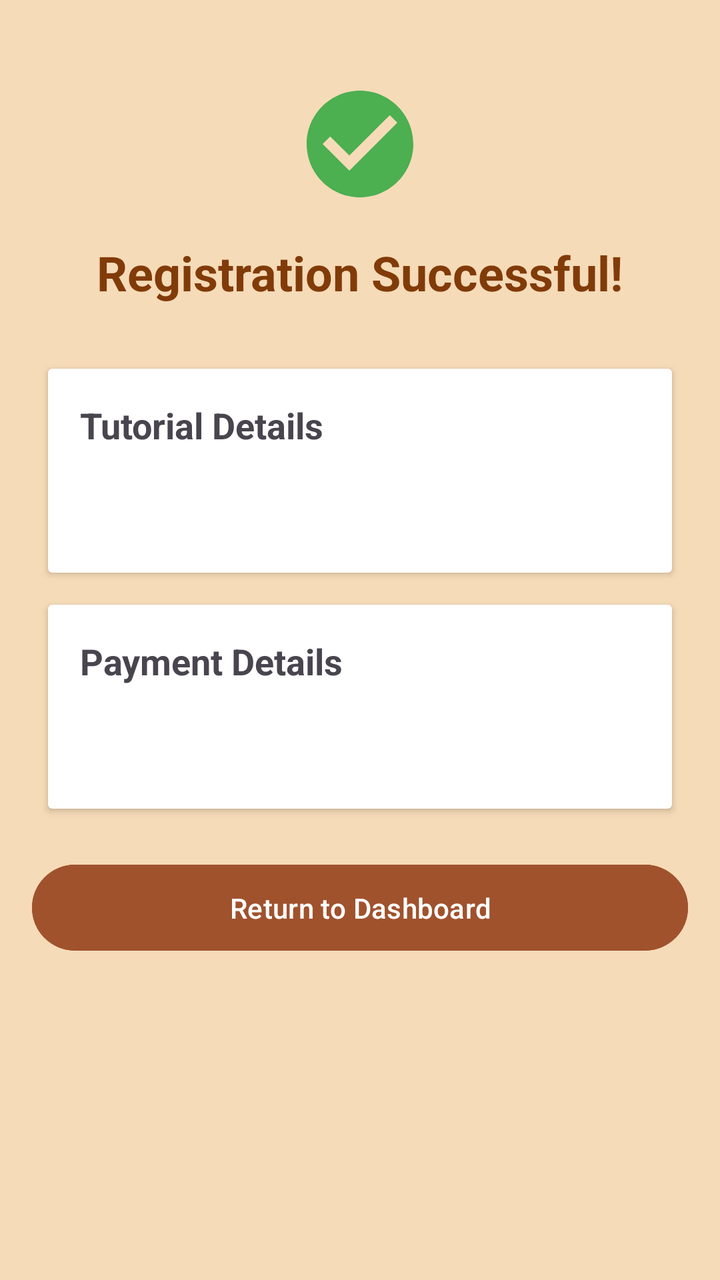
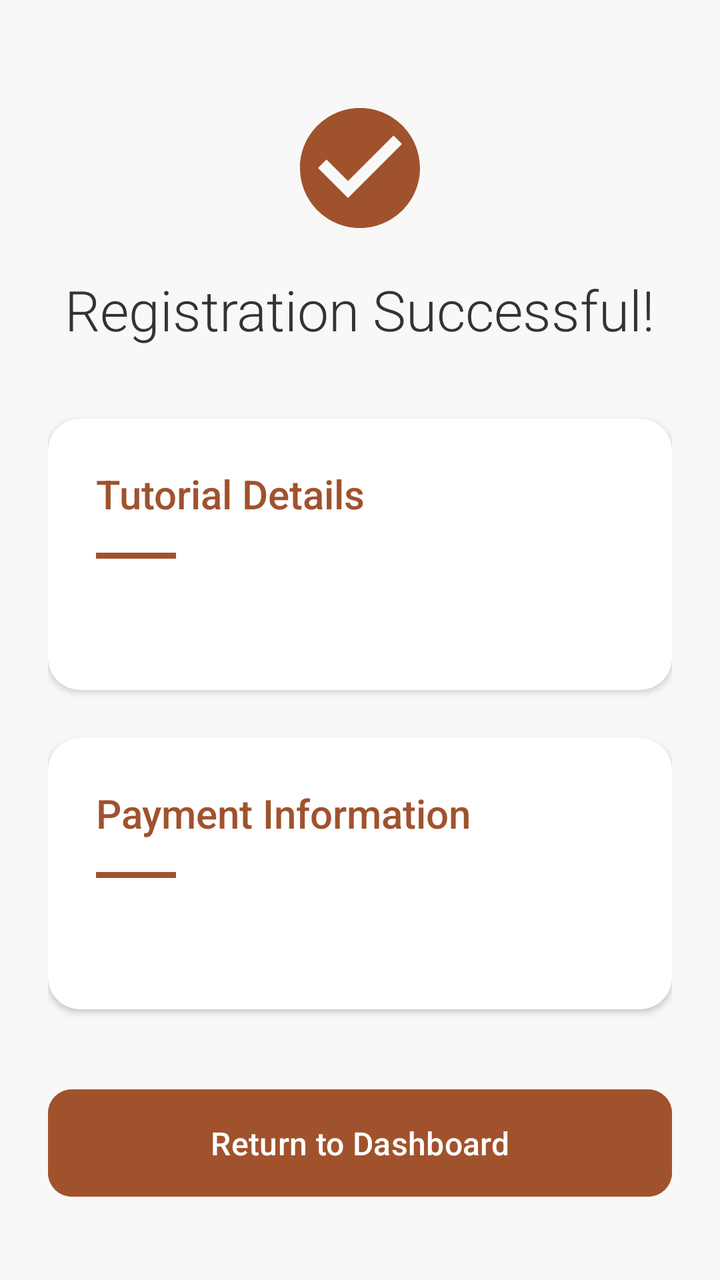

An Android layout rendered at two revisions. The XML below is the earlier revision; the diff shows what the commit changed to produce the second picture.
<!-- AndroidManifest.xml: application theme Theme.Csci3130Group1 -->
<!-- res/layout/activity_registration_confirmation.xml -->
<?xml version="1.0" encoding="utf-8"?>
<ScrollView xmlns:android="http://schemas.android.com/apk/res/android"
    android:layout_width="match_parent"
    android:layout_height="match_parent"
    android:background="#F6DBB8"
    android:fillViewport="true">

    <LinearLayout
        android:layout_width="match_parent"
        android:layout_height="wrap_content"
        android:orientation="vertical"
        android:padding="16dp"
        android:gravity="center_horizontal">

        <ImageView
            android:layout_width="64dp"
            android:layout_height="64dp"
            android:src="@drawable/ic_check_circle"
            android:tint="#4CAF50"
            android:layout_marginTop="24dp"
            android:contentDescription="Success Icon" />

        <TextView
            android:id="@+id/confirmation_text"
            android:layout_width="wrap_content"
            android:layout_height="wrap_content"
            android:text="Registration Successful!"
            android:textSize="24sp"
            android:textStyle="bold"
            android:textColor="#813B09"
            android:layout_marginTop="16dp"
            android:layout_marginBottom="24dp" />

        <androidx.cardview.widget.CardView
            android:layout_width="match_parent"
            android:layout_height="wrap_content"
            android:layout_margin="8dp"
            android:elevation="4dp">

            <LinearLayout
                android:layout_width="match_parent"
                android:layout_height="wrap_content"
                android:orientation="vertical"
                android:padding="16dp">

                <TextView
                    android:layout_width="match_parent"
                    android:layout_height="wrap_content"
                    android:text="Tutorial Details"
                    android:textSize="18sp"
                    android:textStyle="bold"
                    android:layout_marginBottom="8dp" />

                <TextView
                    android:id="@+id/tutorial_details_text"
                    android:layout_width="match_parent"
                    android:layout_height="wrap_content"
                    android:textSize="16sp"
                    android:layout_marginBottom="16dp" />
            </LinearLayout>
        </androidx.cardview.widget.CardView>

        <androidx.cardview.widget.CardView
            android:layout_width="match_parent"
            android:layout_height="wrap_content"
            android:layout_margin="8dp"
            android:elevation="4dp">

            <LinearLayout
                android:layout_width="match_parent"
                android:layout_height="wrap_content"
                android:orientation="vertical"
                android:padding="16dp">

                <TextView
                    android:layout_width="match_parent"
                    android:layout_height="wrap_content"
                    android:text="Payment Details"
                    android:textSize="18sp"
                    android:textStyle="bold"
                    android:layout_marginBottom="8dp" />

                <TextView
                    android:id="@+id/payment_details_text"
                    android:layout_width="match_parent"
                    android:layout_height="wrap_content"
                    android:textSize="16sp"
                    android:layout_marginBottom="16dp" />
            </LinearLayout>
        </androidx.cardview.widget.CardView>

        <Button
            android:id="@+id/done_button"
            android:layout_width="match_parent"
            android:layout_height="wrap_content"
            android:text="Return to Dashboard"
            android:backgroundTint="#A0522D"
            android:padding="12dp"
            android:layout_marginTop="16dp" />

    </LinearLayout>
</ScrollView>
<!-- resources referenced by this layout -->
<resources>
  <!-- drawable ic_check_circle (drawable) -->
  <?xml version="1.0" encoding="utf-8"?>
  <vector xmlns:android="http://schemas.android.com/apk/res/android"
      android:width="24dp"
      android:height="24dp"
      android:viewportWidth="24.0"
      android:viewportHeight="24.0">
      <path
          android:fillColor="#FF000000"
          android:pathData="M12,2C6.48,2 2,6.48 2,12s4.48,10 10,10 10,-4.48 10,-10S17.52,2 12,2zM10,17l-5,-5 1.41,-1.41L10,14.17l7.59,-7.59L19,8l-9,9z"/>
  </vector>
  <style name="Theme.Csci3130Group1" parent="Base.Theme.Csci3130Group1" />
  <style name="Base.Theme.Csci3130Group1" parent="Theme.Material3.DayNight.NoActionBar">
          
          
      </style>
</resources>

<!-- the commit's change to res/layout/activity_registration_confirmation.xml (unified diff, before → after) -->
@@ -1,102 +1,140 @@
 <?xml version="1.0" encoding="utf-8"?>
 <ScrollView xmlns:android="http://schemas.android.com/apk/res/android"
+    xmlns:app="http://schemas.android.com/apk/res-auto"
     android:layout_width="match_parent"
     android:layout_height="match_parent"
-    android:background="#F6DBB8"
+    android:background="#F8F8F8"
     android:fillViewport="true">
 
     <LinearLayout
         android:layout_width="match_parent"
         android:layout_height="wrap_content"
         android:orientation="vertical"
-        android:padding="16dp"
+        android:paddingHorizontal="24dp"
+        android:paddingTop="48dp"
+        android:paddingBottom="32dp"
         android:gravity="center_horizontal">
 
+        
         <ImageView
-            android:layout_width="64dp"
-            android:layout_height="64dp"
+            android:layout_width="72dp"
+            android:layout_height="72dp"
             android:src="@drawable/ic_check_circle"
-            android:tint="#4CAF50"
-            android:layout_marginTop="24dp"
+            android:tint="#A0522D"
+            android:layout_marginBottom="16dp"
             android:contentDescription="Success Icon" />
 
+        
         <TextView
             android:id="@+id/confirmation_text"
             android:layout_width="wrap_content"
             android:layout_height="wrap_content"
             android:text="Registration Successful!"
-            android:textSize="24sp"
-            android:textStyle="bold"
-            android:textColor="#813B09"
-            android:layout_marginTop="16dp"
-            android:layout_marginBottom="24dp" />
+            android:textSize="28sp"
+            android:fontFamily="sans-serif-light"
+            android:textColor="#333333"
+            android:layout_marginBottom="36dp" />
 
+        
         <androidx.cardview.widget.CardView
             android:layout_width="match_parent"
             android:layout_height="wrap_content"
-            android:layout_margin="8dp"
-            android:elevation="4dp">
+            android:layout_marginBottom="24dp"
+            app:cardCornerRadius="16dp"
+            app:cardElevation="2dp"
+            app:cardBackgroundColor="#FFFFFF">
 
             <LinearLayout
                 android:layout_width="match_parent"
                 android:layout_height="wrap_content"
                 android:orientation="vertical"
-                android:padding="16dp">
+                android:padding="24dp">
 
+                
                 <TextView
                     android:layout_width="match_parent"
                     android:layout_height="wrap_content"
                     android:text="Tutorial Details"
-                    android:textSize="18sp"
-                    android:textStyle="bold"
-                    android:layout_marginBottom="8dp" />
+                    android:textSize="20sp"
+                    android:fontFamily="sans-serif-medium"
+                    android:textColor="#A0522D"
+                    android:layout_marginBottom="16dp" />
 
+                <View
+                    android:layout_width="40dp"
+                    android:layout_height="3dp"
+                    android:background="#A0522D"
+                    android:layout_marginBottom="20dp" />
+
+                
                 <TextView
                     android:id="@+id/tutorial_details_text"
                     android:layout_width="match_parent"
                     android:layout_height="wrap_content"
                     android:textSize="16sp"
-                    android:layout_marginBottom="16dp" />
+                    android:textColor="#333333"
+                    android:lineSpacingExtra="6dp"
+                    android:fontFamily="sans-serif" />
             </LinearLayout>
         </androidx.cardview.widget.CardView>
 
+        
         <androidx.cardview.widget.CardView
             android:layout_width="match_parent"
             android:layout_height="wrap_content"
-            android:layout_margin="8dp"
-            android:elevation="4dp">
+            android:layout_marginBottom="36dp"
+            app:cardCornerRadius="16dp"
+            app:cardElevation="2dp"
+            app:cardBackgroundColor="#FFFFFF">
 
             <LinearLayout
                 android:layout_width="match_parent"
                 android:layout_height="wrap_content"
                 android:orientation="vertical"
-                android:padding="16dp">
+                android:padding="24dp">
 
+                
                 <TextView
                     android:layout_width="match_parent"
                     android:layout_height="wrap_content"
-                    android:text="Payment Details"
-                    android:textSize="18sp"
-                    android:textStyle="bold"
-                    android:layout_marginBottom="8dp" />
+                    android:text="Payment Information"
+                    android:textSize="20sp"
+                    android:fontFamily="sans-serif-medium"
+                    android:textColor="#A0522D"
+                    android:layout_marginBottom="16dp" />
 
+                <View
+                    android:layout_width="40dp"
+                    android:layout_height="3dp"
+                    android:background="#A0522D"
+                    android:layout_marginBottom="20dp" />
+
+                
                 <TextView
                     android:id="@+id/payment_details_text"
                     android:layout_width="match_parent"
                     android:layout_height="wrap_content"
                     android:textSize="16sp"
-                    android:layout_marginBottom="16dp" />
+                    android:textColor="#333333"
+                    android:lineSpacingExtra="6dp"
+                    android:fontFamily="sans-serif" />
             </LinearLayout>
         </androidx.cardview.widget.CardView>
 
+        
         <Button
             android:id="@+id/done_button"
             android:layout_width="match_parent"
             android:layout_height="wrap_content"
             android:text="Return to Dashboard"
             android:backgroundTint="#A0522D"
-            android:padding="12dp"
-            android:layout_marginTop="16dp" />
+            android:textColor="#FFFFFF"
+            android:padding="16dp"
+            android:textSize="16sp"
+            app:cornerRadius="12dp"
+            android:elevation="0dp"
+            android:textAllCaps="false"
+            android:fontFamily="sans-serif-medium" />
 
     </LinearLayout>
 </ScrollView>
